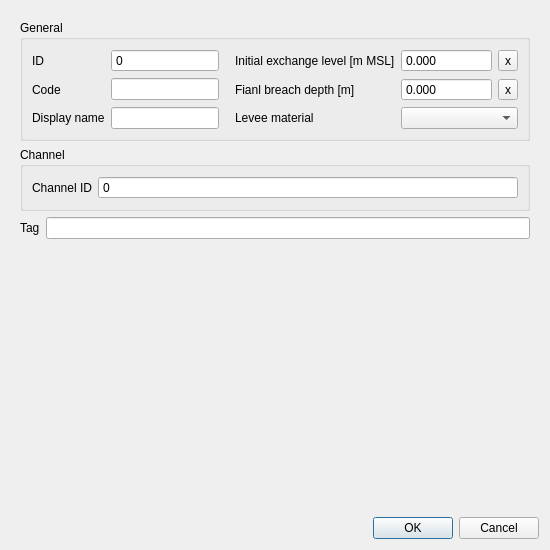
First picture: the form in threedi_schematisation_editor/forms/ui/potential_breach.ui, repository nens/threedi-schematisation-editor, before the edit.
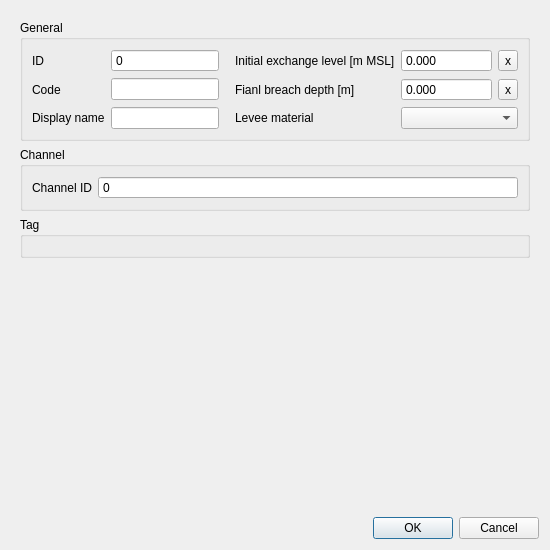
Second picture: the form after the edit.

Commit message: Added edit functionality for the tag references.

```diff
--- a/threedi_schematisation_editor/forms/ui/potential_breach.ui
+++ b/threedi_schematisation_editor/forms/ui/potential_breach.ui
@@ -344,25 +344,22 @@
         </widget>
        </item>
        <item row="2" column="0">
-        <layout class="QHBoxLayout" name="horizontalLayout_2">
-         <property name="bottomMargin">
-          <number>0</number>
+        <widget class="QGroupBox" name="grp_tag">
+         <property name="font">
+          <font>
+           <weight>50</weight>
+           <bold>false</bold>
+          </font>
          </property>
-         <item>
-          <widget class="QLabel" name="label_15">
-           <property name="text">
-            <string>Tag</string>
-           </property>
-          </widget>
-         </item>
-         <item>
-          <widget class="QLineEdit" name="tag_descriptions">
-           <property name="readOnly">
-            <bool>true</bool>
-           </property>
-          </widget>
-         </item>
-        </layout>
+         <property name="title">
+          <string>Tag</string>
+         </property>
+         <layout class="QGridLayout" name="gridLayout_16">
+          <item row="0" column="0" colspan="2">
+           <layout class="QHBoxLayout" name="tags_layout"/>
+          </item>
+         </layout>
+        </widget>
        </item>
       </layout>
      </widget>
```
Left out of the diff: 26 changed lines with no effect on the pictures. The commit also changes 25 other files.
